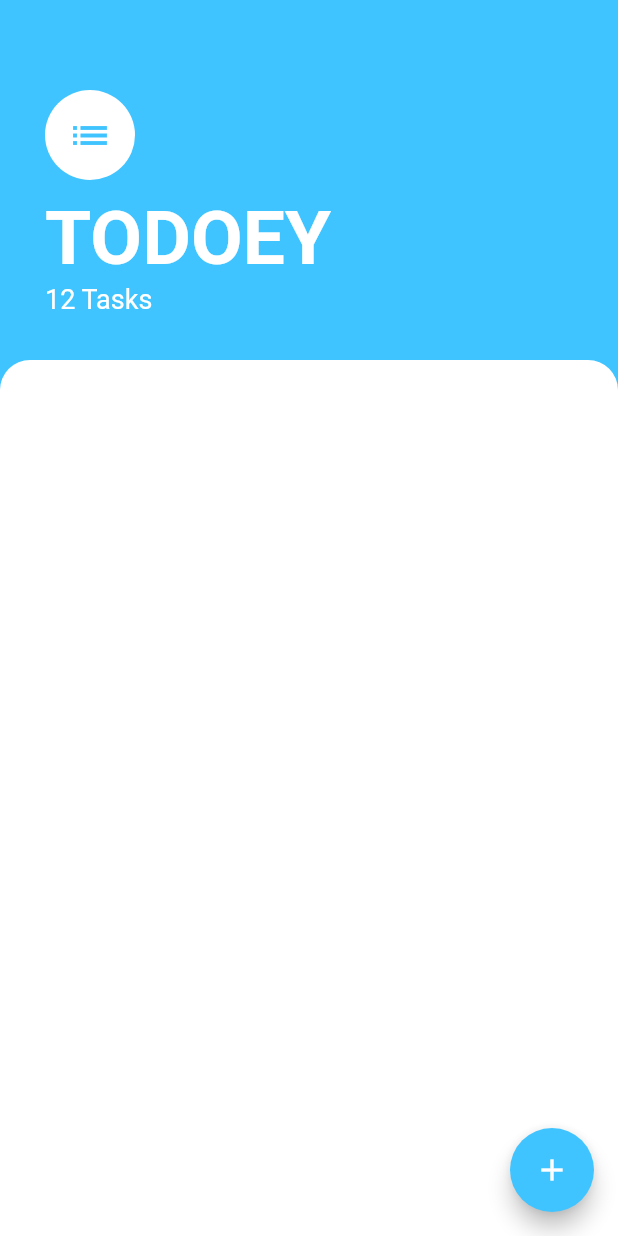
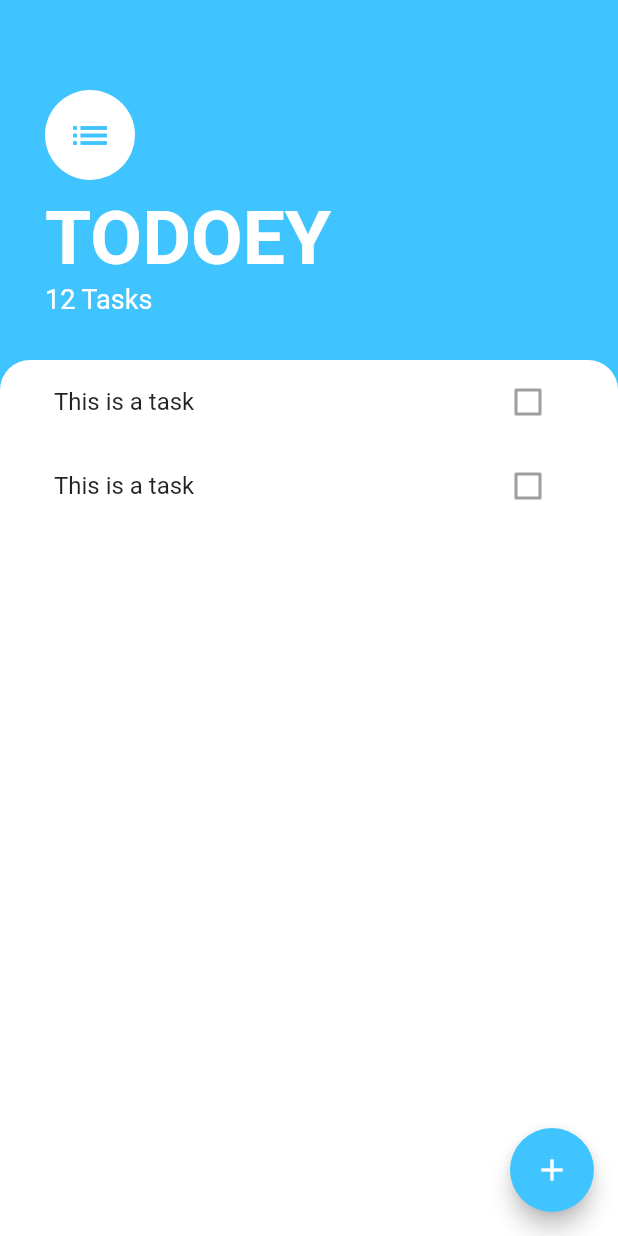
Before and after one commit to mohammedaminA/flutter-day-11, a Flutter app: the screen it shows after launch, on a phone screen of 412 x 824 dp. Run offline on Flutter 3.47's test engine with Material 2 defaults, Android fonts, the phone set to English and light mode, and no system bars.

Commit message:
Update task_screen.dart

```diff
--- a/lib/screens/task_screen.dart
+++ b/lib/screens/task_screen.dart
@@ -47,6 +47,7 @@ class TaskScreen extends StatelessWidget {
           ),
           Expanded(
             child: Container(
+              padding: EdgeInsets.symmetric(horizontal: 20.0),
               height: 300,
               decoration: BoxDecoration(
                 color: Colors.white,
@@ -55,6 +56,22 @@ class TaskScreen extends StatelessWidget {
                   topRight: Radius.circular(20),
                 ),
               ),
+              child: ListView(
+                children: <Widget> [
+                  ListTile(
+                    title: Text( 'This is a task'),
+                    trailing: Checkbox(
+                      value: false,
+                    ),
+                  ),
+                  ListTile(
+                    title: Text( 'This is a task'),
+                    trailing: Checkbox(
+                      value: false,
+                    ),
+                  )
+                ],
+              ),
             ),
           )
         ],
```
